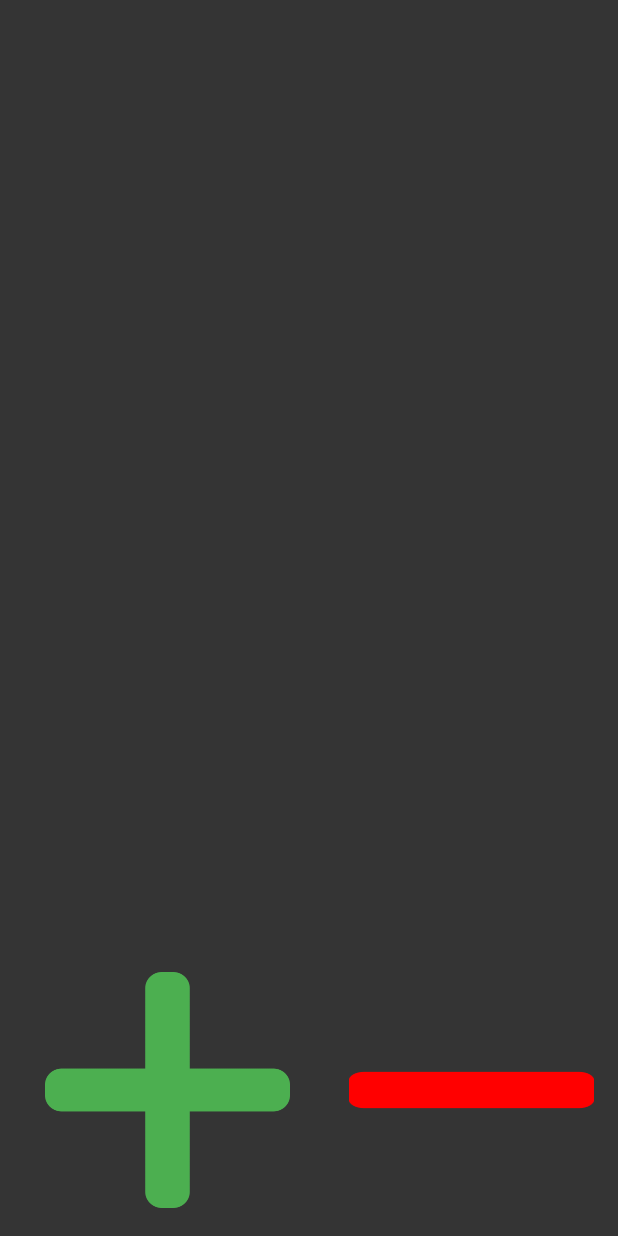
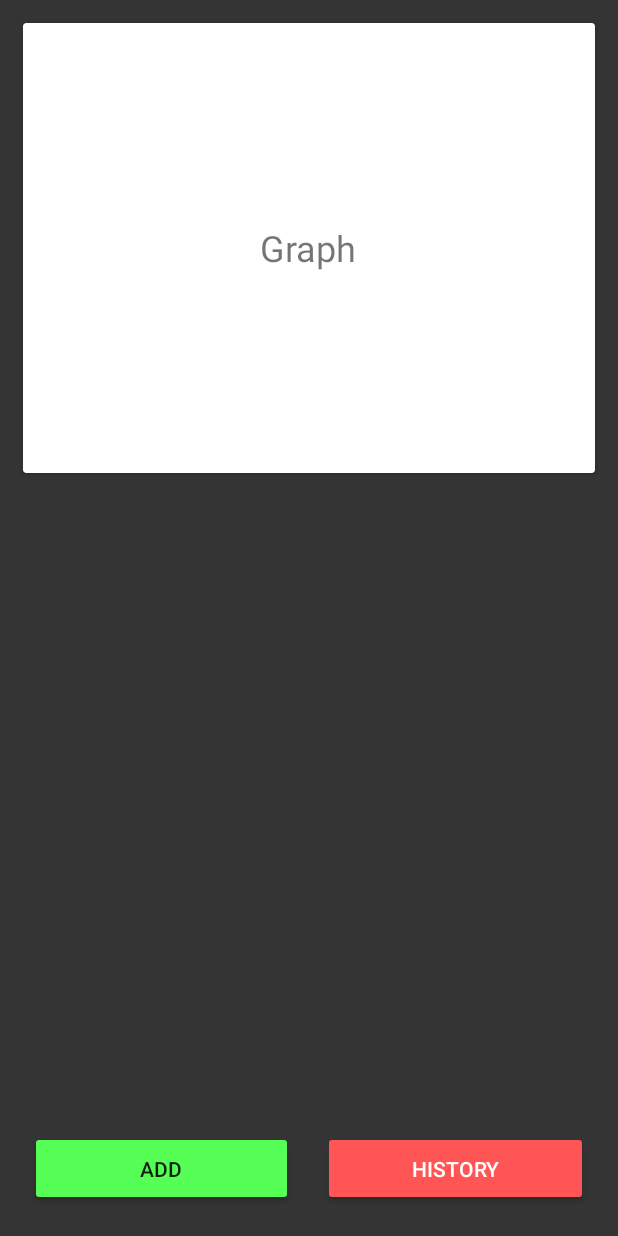
Before and after one commit to holerrrr/MoneyMinder, an Android app: the MainActivity2 screen opened directly, with no data from a screen before it, on a phone screen of 412 x 824 dp. Run offline under Robolectric (Android 15) with nearby library versions, the phone set to English and light mode, and no system bars.

Commit message:
w/ design some buttons 18.05.2004

```diff
--- a/app/src/main/java/com/example/moneyminder/SignupActivity.kt
+++ b/app/src/main/java/com/example/moneyminder/SignupActivity.kt
@@ -48,7 +48,7 @@ class SignupActivity : AppCompatActivity() {
             // Теперь можно выполнить нужные действия с этими данными, например, отправить их на сервер или сохранить в базу данных
             // Например:
             if (password1 == password2) {
-                val intent = Intent(this, LoginActivity::class.java)
+                val intent = Intent(this, MainActivity2::class.java)
                 startActivity(intent)
             } else {
                 // Пароли не совпадают, выведите сообщение об ошибке
@@ -56,10 +56,11 @@ class SignupActivity : AppCompatActivity() {
             }
         }
 
-        signupButton.setOnClickListener {
+        textViewLogin.setOnClickListener {
             // Створюємо інтент для переходу на активність activity_login
-            val intent = Intent(this, MainActivity2::class.java)
+            val intent = Intent(this, LoginActivity::class.java)
             startActivity(intent)
+
         }
     }
 
--- a/app/src/main/res/layout/activity_main2.xml
+++ b/app/src/main/res/layout/activity_main2.xml
@@ -8,8 +8,71 @@
     android:background="#343434"
     tools:context=".MainActivity2">
 
-    <Button
-        android:id="@+id/button2"
+    <LinearLayout
+        android:id="@+id/list_layout"
+        android:orientation="vertical"
+        android:padding="10dp"
+        android:layout_width="match_parent"
+        android:layout_height="wrap_content"
+        tools:ignore="MissingConstraints">
+
+        <androidx.cardview.widget.CardView
+            android:layout_width="match_parent"
+            android:layout_height="300dp"
+            android:layout_margin="5dp">
+
+            <TextView
+                android:layout_width="wrap_content"
+                android:layout_height="wrap_content"
+                android:layout_gravity="center"
+                android:text="Graph"
+                android:textSize="24sp" />
+        </androidx.cardview.widget.CardView>
+
+        <androidx.recyclerview.widget.RecyclerView
+            android:layout_width="match_parent"
+            android:layout_height="wrap_content"
+            android:layout_marginTop="10dp" />
+    </LinearLayout>
+
+    <LinearLayout
+        android:id="@+id/button_layout"
+        android:layout_width="match_parent"
+        android:layout_height="wrap_content"
+        android:orientation="horizontal"
+        android:weightSum="2"
+        android:padding="20dp"
+        app:layout_constraintBottom_toBottomOf="parent"
+        app:layout_constraintStart_toStartOf="parent"
+        app:layout_constraintEnd_toEndOf="parent">
+
+        <Button
+            android:id="@+id/button_add"
+            android:backgroundTint="#55FF55"
+            android:layout_marginRight="10dp"
+            android:text="add"
+            android:layout_weight="1"
+            android:gravity="center"
+            android:padding="15dp"
+            android:layout_width="wrap_content"
+            android:layout_height="wrap_content"/>
+
+        <Button
+            android:id="@+id/button_remove"
+            android:backgroundTint="#FF5555"
+            android:layout_marginLeft="10dp"
+            android:text="history"
+            android:textColor="@color/white"
+            android:gravity="center"
+            android:layout_weight="1"
+            android:padding="15dp"
+            android:layout_width="wrap_content"
+            android:layout_height="wrap_content"/>
+
+    </LinearLayout>
+
+    <!-- <Button
+        android:id="@+id/button_remove"
         android:layout_width="163dp"
         android:layout_height="157dp"
         android:layout_marginStart="30dp"
@@ -23,7 +86,7 @@
         tools:ignore="SpeakableTextPresentCheck" />
 
     <Button
-        android:id="@+id/button1"
+        android:id="@+id/button_add"
         android:layout_width="163dp"
         android:layout_height="157dp"
         android:layout_marginStart="30dp"
@@ -34,6 +97,7 @@
         app:layout_constraintStart_toStartOf="parent"
         app:layout_constraintTop_toTopOf="parent"
         app:layout_constraintVertical_bias="0.972"
-        tools:ignore="SpeakableTextPresentCheck" />
+        tools:ignore="SpeakableTextPresentCheck" />-->
+
 
 </androidx.constraintlayout.widget.ConstraintLayout>
```
Also changed, not shown: app/src/main/res/drawable-ldpi/free-icon-minus-7080604.png (deleted).
